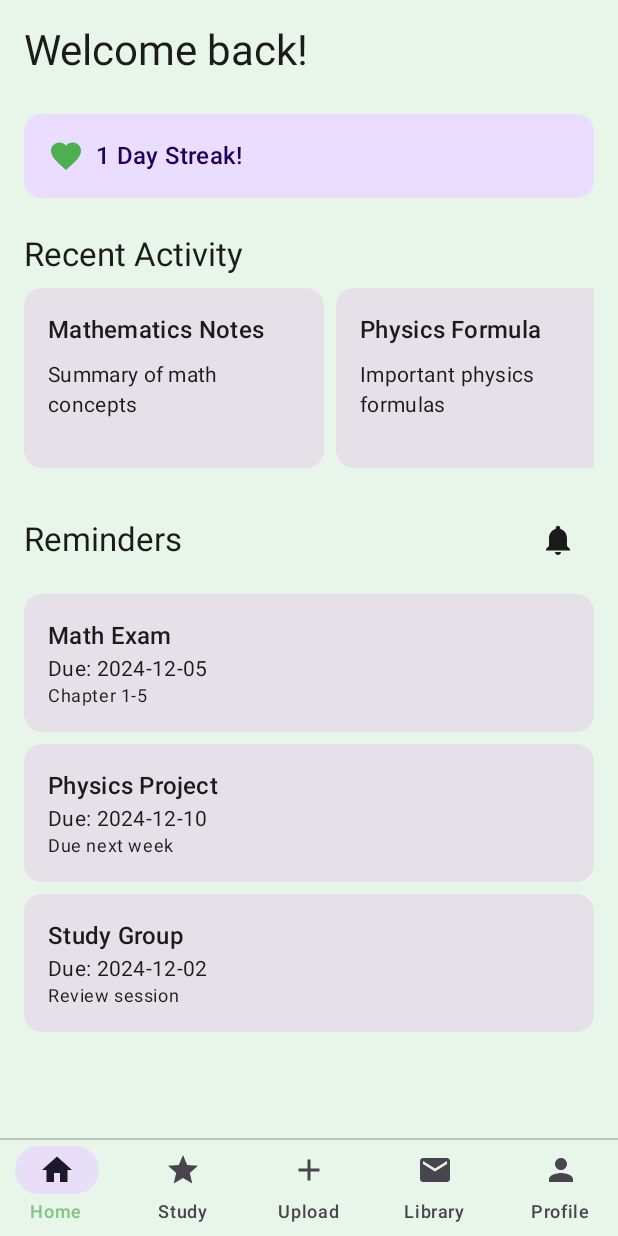
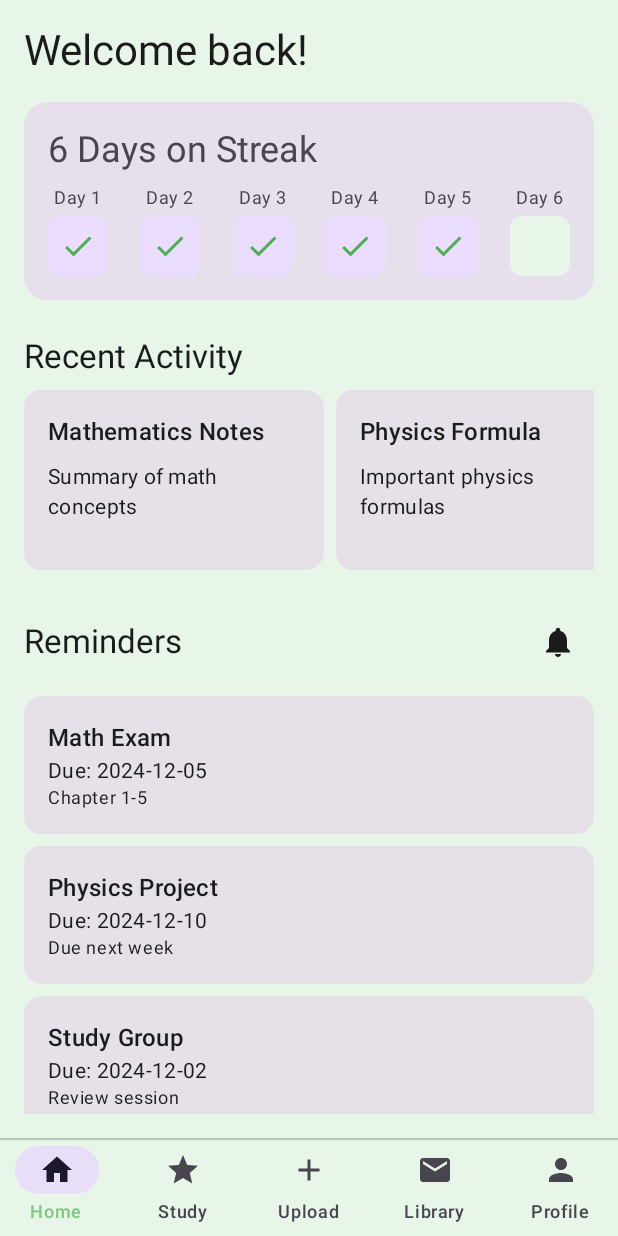
Before and after one commit to Funzy21/trilliontests, an Android app built with Jetpack Compose: the HomeScreen screen opened through its navigation route, on a phone screen of 412 x 824 dp. Run offline under Robolectric (Android 15) with nearby library versions, the phone set to English and light mode, and no system bars; our stand-ins replace Dagger/Hilt's generated code.

Commit message:
slight update to the login streak design

```diff
--- a/app/src/main/java/com/example/educationapp/ui/HomeScreen.kt
+++ b/app/src/main/java/com/example/educationapp/ui/HomeScreen.kt
@@ -1,14 +1,6 @@
 package com.example.educationapp.ui
 
-import androidx.compose.foundation.layout.Arrangement
-import androidx.compose.foundation.layout.Column
-import androidx.compose.foundation.layout.Row
-import androidx.compose.foundation.layout.Spacer
-import androidx.compose.foundation.layout.fillMaxSize
-import androidx.compose.foundation.layout.fillMaxWidth
-import androidx.compose.foundation.layout.height
-import androidx.compose.foundation.layout.padding
-import androidx.compose.foundation.layout.width
+import androidx.compose.foundation.layout.*
 import androidx.compose.foundation.lazy.LazyRow
 import androidx.compose.foundation.lazy.items
 import androidx.compose.foundation.rememberScrollState
@@ -16,19 +8,15 @@ import androidx.compose.foundation.verticalScroll
 import androidx.compose.material.icons.Icons
 import androidx.compose.material.icons.filled.Favorite
 import androidx.compose.material.icons.filled.Notifications
-import androidx.compose.material3.Card
-import androidx.compose.material3.CardDefaults
-import androidx.compose.material3.ExperimentalMaterial3Api
-import androidx.compose.material3.Icon
-import androidx.compose.material3.IconButton
-import androidx.compose.material3.MaterialTheme
-import androidx.compose.material3.Text
+import androidx.compose.material3.*
 import androidx.compose.runtime.Composable
+import androidx.compose.runtime.remember
 import androidx.compose.ui.Alignment
 import androidx.compose.ui.Modifier
 import androidx.compose.ui.text.style.TextOverflow
 import androidx.compose.ui.unit.dp
 import com.example.educationapp.model.Document
+import com.example.educationapp.ui.components.LoginStreakCard
 import java.time.LocalDate
 
 // Placeholder data classes
@@ -41,65 +29,51 @@ data class Reminder(
 
 @OptIn(ExperimentalMaterial3Api::class)
 @Composable
-fun HomeScreen() {
+fun HomeScreen(
+    modifier: Modifier = Modifier
+) {
     // Placeholder data
-    val recentDocuments = listOf(
+    val recentDocuments = remember {
+        listOf(
             Document("1", "Mathematics Notes", "Content 1", "Summary of math concepts"),
             Document("2", "Physics Formula", "Content 2", "Important physics formulas"),
             Document("3", "History Essay", "Content 3", "World War II essay"),
             Document("4", "Chemistry Lab", "Content 4", "Lab experiment notes"),
             Document("5", "Literature Review", "Content 5", "Shakespeare analysis")
         )
+    }
 
-    val reminders = listOf(
+    val reminders = remember {
+        listOf(
             Reminder("1", "Math Exam", LocalDate.now().plusDays(5), "Chapter 1-5"),
             Reminder("2", "Physics Project", LocalDate.now().plusDays(10), "Due next week"),
             Reminder("3", "Study Group", LocalDate.now().plusDays(2), "Review session")
         )
+    }
 
     Column(
-        modifier = Modifier
+        modifier = modifier
             .fillMaxSize()
             .padding(16.dp)
             .verticalScroll(rememberScrollState())
     ) {
-        // Welcome Section
         Text(
             text = "Welcome back!",
             style = MaterialTheme.typography.headlineMedium
         )
 
-        Spacer(modifier = Modifier.height(24.dp))
+        Spacer(modifier = Modifier.height(16.dp))
 
-        // Displaying current login streak
-        Card(
-            modifier = Modifier.fillMaxWidth(),
-            colors = CardDefaults.cardColors(
-                containerColor = MaterialTheme.colorScheme.primaryContainer
+        // Login streak card
+        LoginStreakCard(
+            streakDays = 6,
+            completedDays = listOf(true, true, true, true, true, false),
+            modifier = Modifier.fillMaxWidth()
         )
-        ) {
-            Row(
-                modifier = Modifier
-                    .padding(16.dp)
-                    .fillMaxWidth(),
-                verticalAlignment = Alignment.CenterVertically
-            ) {
-                Icon(
-                    Icons.Filled.Favorite,
-                    contentDescription = "Streak",
-                    tint = MaterialTheme.colorScheme.primary
-                )
-                Spacer(modifier = Modifier.width(8.dp))
-                Text(
-                    text = "1 Day Streak!",
-                    style = MaterialTheme.typography.titleMedium
-                )
-            }
-        }
 
         Spacer(modifier = Modifier.height(24.dp))
 
-        // Shows the user's recent activity (most recently accessed documents)
+        // Recent Activity section
         Text(
             text = "Recent Activity",
             style = MaterialTheme.typography.titleLarge
@@ -142,7 +116,7 @@ fun HomeScreen() {
 
         Spacer(modifier = Modifier.height(24.dp))
 
-        // Allows users to set reminders
+        // Reminders section
         Row(
             modifier = Modifier.fillMaxWidth(),
             horizontalArrangement = Arrangement.SpaceBetween,
--- /dev/null
+++ b/app/src/main/java/com/example/educationapp/ui/components/LoginStreakCard.kt
@@ -0,0 +1,94 @@
+package com.example.educationapp.ui.components
+
+import androidx.compose.foundation.layout.*
+import androidx.compose.foundation.shape.RoundedCornerShape
+import androidx.compose.material.icons.Icons
+import androidx.compose.material.icons.filled.Check
+import androidx.compose.material3.*
+import androidx.compose.runtime.Composable
+import androidx.compose.ui.Alignment
+import androidx.compose.ui.Modifier
+import androidx.compose.ui.unit.dp
+
+@Composable
+fun LoginStreakCard(
+    streakDays: Int,
+    completedDays: List<Boolean>,
+    modifier: Modifier = Modifier
+) {
+    Card(
+        modifier = modifier,
+        shape = RoundedCornerShape(16.dp),
+        colors = CardDefaults.cardColors(
+            containerColor = MaterialTheme.colorScheme.surfaceVariant
+        )
+    ) {
+        Column(
+            modifier = Modifier
+                .fillMaxWidth()
+                .padding(16.dp)
+        ) {
+            Text(
+                text = "$streakDays Days on Streak",
+                style = MaterialTheme.typography.headlineSmall,
+                color = MaterialTheme.colorScheme.onSurfaceVariant
+            )
+
+            Spacer(modifier = Modifier.height(8.dp))
+
+            Row(
+                modifier = Modifier.fillMaxWidth(),
+                horizontalArrangement = Arrangement.SpaceBetween
+            ) {
+                for (i in 0..5) {
+                    DayIndicator(
+                        dayNumber = i + 1,
+                        isCompleted = if (i < completedDays.size) completedDays[i] else false
+                    )
+                }
+            }
+        }
+    }
+}
+
+@Composable
+private fun DayIndicator(
+    dayNumber: Int,
+    isCompleted: Boolean,
+    modifier: Modifier = Modifier
+) {
+    Column(
+        horizontalAlignment = Alignment.CenterHorizontally,
+        modifier = modifier
+    ) {
+        Text(
+            text = "Day $dayNumber",
+            style = MaterialTheme.typography.bodySmall,
+            color = MaterialTheme.colorScheme.onSurfaceVariant
+        )
+
+        Spacer(modifier = Modifier.height(4.dp))
+
+        Surface(
+            shape = RoundedCornerShape(8.dp),
+            color = if (isCompleted)
+                MaterialTheme.colorScheme.primaryContainer
+            else
+                MaterialTheme.colorScheme.surface,
+            modifier = Modifier.size(40.dp)
+        ) {
+            Box(
+                contentAlignment = Alignment.Center,
+                modifier = Modifier.fillMaxSize()
+            ) {
+                if (isCompleted) {
+                    Icon(
+                        imageVector = Icons.Default.Check,
+                        contentDescription = "Completed",
+                        tint = MaterialTheme.colorScheme.primary
+                    )
+                }
+            }
+        }
+    }
+}
```
Lines whose indentation alone changed are shown as unchanged.
